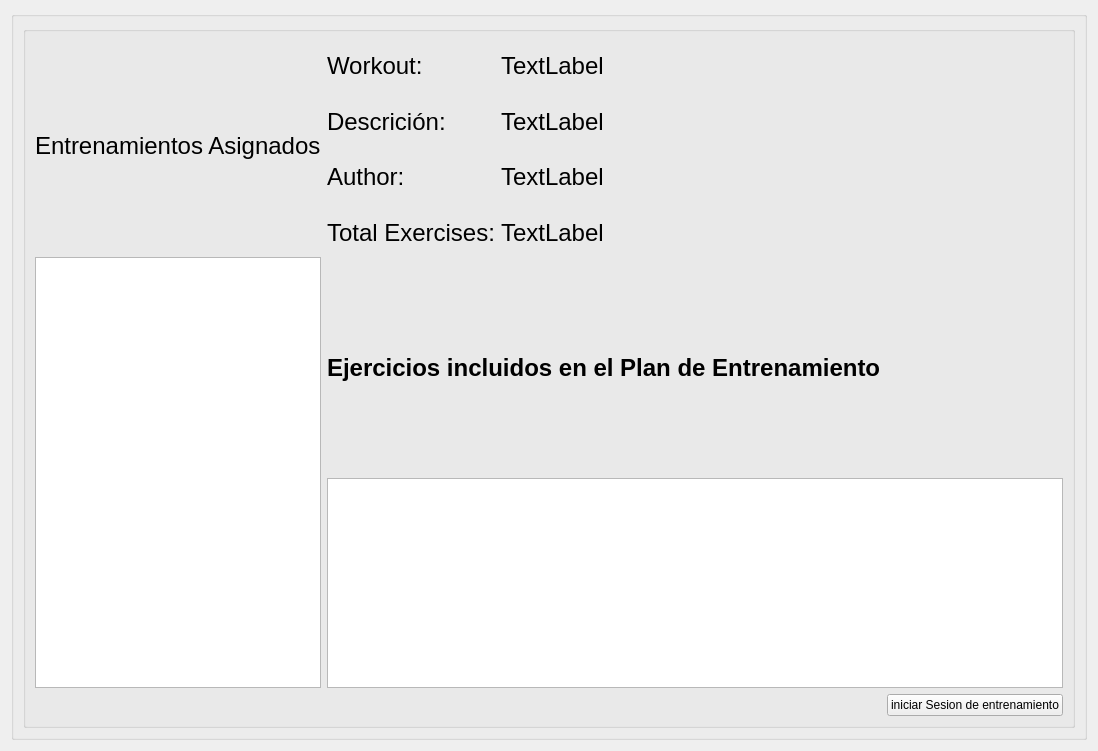
First picture: the form in src/ui/client/userclienttrainingsesionwidget.ui, repository Physical-User-Modeling-PhyUM/Analizador_psicomotor_MediaPipe, before the edit.
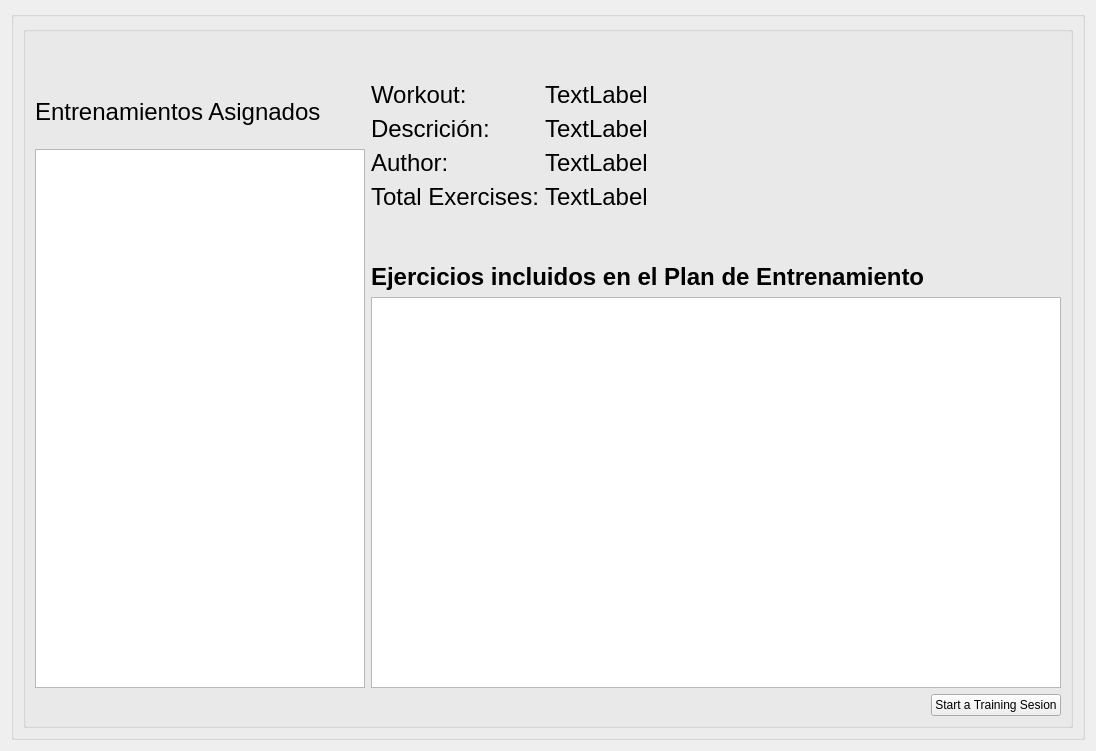
Second picture: the form after the edit.

The edit to the form file:
```diff
--- a/src/ui/client/userclienttrainingsesionwidget.ui
+++ b/src/ui/client/userclienttrainingsesionwidget.ui
@@ -46,10 +46,26 @@
            <string/>
           </property>
           <layout class="QGridLayout" name="gridLayout_2">
-           <item row="0" column="0">
+           <item row="4" column="1">
+            <spacer name="verticalSpacer">
+             <property name="orientation">
+              <enum>Qt::Orientation::Vertical</enum>
+             </property>
+             <property name="sizeType">
+              <enum>QSizePolicy::Policy::Minimum</enum>
+             </property>
+             <property name="sizeHint" stdset="0">
+              <size>
+               <width>20</width>
+               <height>40</height>
+              </size>
+             </property>
+            </spacer>
+           </item>
+           <item row="2" column="0">
             <widget class="QLabel" name="label_2">
              <property name="sizePolicy">
-              <sizepolicy hsizetype="Expanding" vsizetype="Expanding">
+              <sizepolicy hsizetype="Expanding" vsizetype="Minimum">
                <horstretch>0</horstretch>
                <verstretch>0</verstretch>
               </sizepolicy>
@@ -65,7 +81,10 @@
              </property>
             </widget>
            </item>
-           <item row="0" column="1" rowspan="2" colspan="2">
+           <item row="3" column="0" rowspan="4">
+            <widget class="QTableView" name="tableAssigned"/>
+           </item>
+           <item row="2" column="1" rowspan="2" colspan="2">
             <layout class="QFormLayout" name="formLayout">
              <item row="0" column="0">
               <widget class="QLabel" name="label">
@@ -213,42 +232,55 @@
              </item>
             </layout>
            </item>
-           <item row="1" column="0" rowspan="3">
-            <widget class="QTableView" name="tableAssigned"/>
-           </item>
-           <item row="2" column="1">
-            <widget class="QLabel" name="label_3">
-             <property name="sizePolicy">
-              <sizepolicy hsizetype="Expanding" vsizetype="Expanding">
-               <horstretch>0</horstretch>
-               <verstretch>0</verstretch>
-              </sizepolicy>
-             </property>
-             <property name="font">
-              <font>
-               <pointsize>18</pointsize>
-               <bold>true</bold>
-              </font>
-             </property>
-             <property name="text">
-              <string>Ejercicios incluidos en el Plan de Entrenamiento</string>
-             </property>
-            </widget>
-           </item>
-           <item row="3" column="1" colspan="2">
+           <item row="6" column="1" colspan="2">
             <widget class="QTableView" name="tableExercises"/>
            </item>
-           <item row="4" column="2">
+           <item row="7" column="2">
             <layout class="QHBoxLayout" name="horizontalLayout_2">
              <item>
               <widget class="QPushButton" name="startSesionButton">
                <property name="text">
-                <string>iniciar Sesion de entrenamiento</string>
+                <string>Start a Training Sesion</string>
                </property>
               </widget>
              </item>
             </layout>
            </item>
+           <item row="5" column="1">
+            <widget class="QLabel" name="label_3">
+             <property name="sizePolicy">
+              <sizepolicy hsizetype="Expanding" vsizetype="Minimum">
+               <horstretch>0</horstretch>
+               <verstretch>0</verstretch>
+              </sizepolicy>
+             </property>
+             <property name="font">
+              <font>
+               <pointsize>18</pointsize>
+               <bold>true</bold>
+              </font>
+             </property>
+             <property name="text">
+              <string>Ejercicios incluidos en el Plan de Entrenamiento</string>
+             </property>
+            </widget>
+           </item>
+           <item row="1" column="0">
+            <spacer name="verticalSpacer_2">
+             <property name="orientation">
+              <enum>Qt::Orientation::Vertical</enum>
+             </property>
+             <property name="sizeType">
+              <enum>QSizePolicy::Policy::Minimum</enum>
+             </property>
+             <property name="sizeHint" stdset="0">
+              <size>
+               <width>20</width>
+               <height>40</height>
+              </size>
+             </property>
+            </spacer>
+           </item>
           </layout>
          </widget>
         </item>
```
